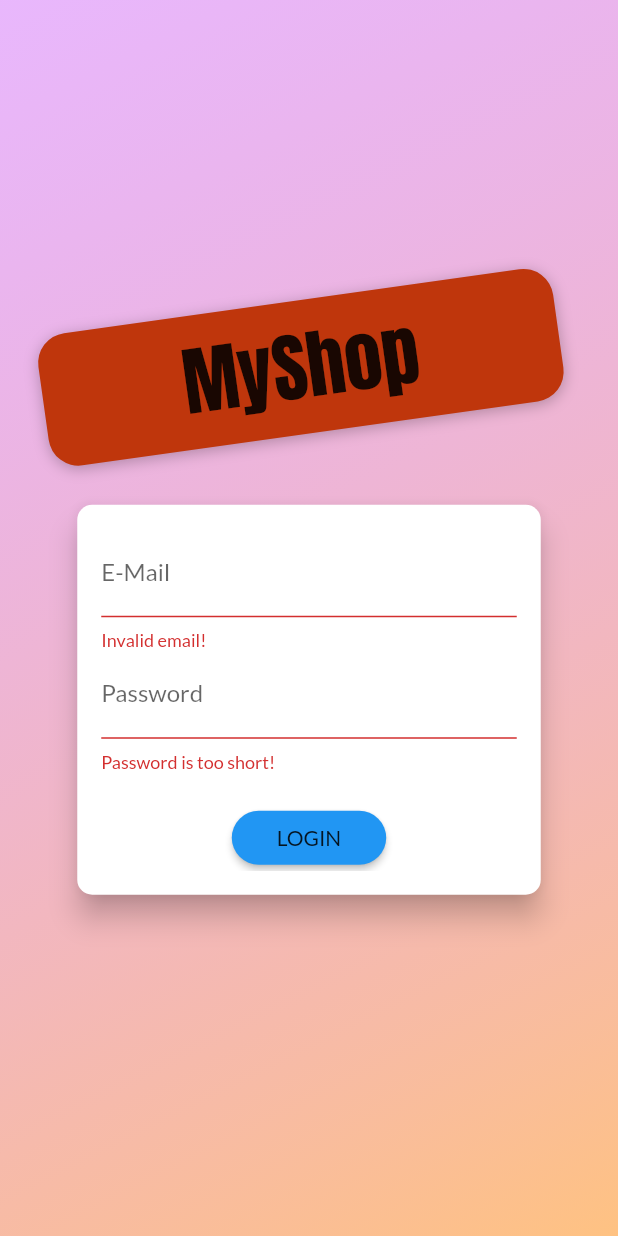
After one commit to sykienbmt/flutter_shop_app, a Flutter app: the screen it shows after launch, after a tap on "LOGIN", on a phone screen of 412 x 824 dp. The commit adds this screen. Run offline on Flutter 3.47's test engine with Material 2 defaults, Android fonts, the phone set to English and light mode, and no system bars; our stand-ins replace shared_preferences; accounts and stored records are empty.

Commit message:
login and auth with firebase

```diff
--- /dev/null
+++ b/lib/config/config.dart
@@ -0,0 +1,3 @@
+class Config{
+  static const String appName = '';
+}
--- a/lib/main.dart
+++ b/lib/main.dart
@@ -1,14 +1,17 @@
 import 'package:flutter/material.dart';
 import 'package:provider/provider.dart';
 import 'package:shop_app/providers/ProductsProvider.dart';
+import 'package:shop_app/providers/authProvider.dart';
 import 'package:shop_app/providers/cartProvider.dart';
 import 'package:shop_app/providers/ordersProvider.dart';
+import 'package:shop_app/screens/authScreen/auth_screen.dart';
 import 'package:shop_app/screens/cartScreen/cartScreen.dart';
 import 'package:shop_app/screens/editProductScreen/editProductScreen.dart';
 import 'package:shop_app/screens/orderScreen/orderScreen.dart';
 import 'package:shop_app/screens/productDetail/productDetail.dart';
 import 'package:shop_app/screens/productManager/productManagetScreen.dart';
 import 'package:shop_app/screens/productOverViewScreen/productOverViewScreen.dart';
+import 'package:shop_app/screens/splashScreen/splash_screen.dart';
 
 void main() {
   runApp(MyApp());
@@ -22,34 +25,59 @@ class MyApp extends StatelessWidget {
     return MultiProvider(
         providers: [
           ChangeNotifierProvider(
+            create: (ctx) => AuthProvider(),
+          ),
+          // ChangeNotifierProxyProvider<AuthProvider, ProductsProvider>(
+          //   create: (_) => ProductsProvider('', []),
+          //   update: (ctx, auth, previousProducts) => ProductsProvider(
+          //       auth.getToken!,
+          //       previousProducts == null ? [] : previousProducts.items),
+          // ),
+          ChangeNotifierProvider(
             create: (ctx) => ProductsProvider(),
           ),
           ChangeNotifierProvider(
             create: (ctx) => CartProvider(),
           ),
+          // ChangeNotifierProxyProvider<AuthProvider, OrdersProvider>(
+          //   create: (_) => OrdersProvider('', []),
+          //   update: (ctx, auth, previousOrders) => OrdersProvider(
+          //       auth.getToken!,
+          //       previousOrders == null ? [] : previousOrders.getOrders),
+          // ),
           ChangeNotifierProvider.value(
             value: OrdersProvider(),
           ),
         ],
-      child: MaterialApp(
+        child: Consumer<AuthProvider>(
+          builder: (context, authProvider, child) {
+            return MaterialApp(
               title: "My Shop",
               theme: ThemeData(
                 primaryColor: Colors.blue,
                 accentColor: Colors.orange,
                 fontFamily: "Lato",
               ),
-        // home: ProductOverViewScreen(),
-        initialRoute: '/',
+              home: authProvider.isAuth
+                  ? ProductOverViewScreen()
+                  : FutureBuilder(
+                      future: authProvider.tryAutoLogin(),
+                      builder: (ctx, authResultSnapshot) => authResultSnapshot.connectionState == ConnectionState.waiting ?
+                      SplashScreen():AuthScreen()),
+              // initialRoute: '/',
               routes: {
-          '/': ((context) => (ProductOverViewScreen())),
-          ProductDetail.routerName: (context) => (ProductDetail()),
-          CartScreen.routerName: (context) => (CartScreen()),
-          OrderScreen.routerName: (context) => (OrderScreen()),
-          ProductManagerScreen.routerName:(context) => ProductManagerScreen(),
-          EditProductScreen.routerName:(context)=>EditProductScreen(),
+                // '/': ((context) => (AuthScreen())),
+                // '/': ((context) => (ProductOverViewScreen())),
+                ProductDetail.routerName: (context) => (const ProductDetail()),
+                CartScreen.routerName: (context) => (const CartScreen()),
+                OrderScreen.routerName: (context) => (const OrderScreen()),
+                ProductManagerScreen.routerName: (context) =>
+                    const ProductManagerScreen(),
+                EditProductScreen.routerName: (context) => const EditProductScreen(),
               },
-      ),
             );
+          },
+        ));
   }
 }
 
--- /dev/null
+++ b/lib/providers/authProvider.dart
@@ -0,0 +1,142 @@
+import 'dart:async';
+import 'dart:convert';
+import 'dart:developer';
+
+import 'package:flutter/material.dart';
+import 'package:http/http.dart' as http;
+import 'package:shared_preferences/shared_preferences.dart';
+import 'package:shop_app/models/httpException.dart';
+
+class AuthProvider with ChangeNotifier {
+  static String? token;
+  DateTime? expiryDate;
+  static String? userId;
+  Timer? _authTimer;
+
+  bool get isAuth {
+    if (token == '') {
+      return false;
+    }
+    return token != null;
+  }
+
+  String? get getToken {
+    if (expiryDate != null &&
+        expiryDate!.isAfter(DateTime.now()) &&
+        token != null) {
+      return token!;
+    }
+
+    return null;
+  }
+
+  // static String? getTokenFromAuth(){
+  //   if(expiryDate !=null && expiryDate!.isAfter(DateTime.now()) && _token != null){
+  //     return _token!;
+  //   }
+
+  //   return null;
+  // }
+
+  Future<void> authenticate(
+      String email, String password, String urlSegment) async {
+    final url =
+        'https://identitytoolkit.googleapis.com/v1/accounts:$urlSegment?key=AIzaSyCMjwezUYrp6CFWwPv0fVilbq7UJ8domsY';
+
+    try {
+      final res = await http.post(Uri.parse(url),
+          body: json.encode({
+            "email": email,
+            "password": password,
+            'returnSecureToken': true
+          }));
+
+      final responseData = json.decode(res.body);
+      if (responseData['error'] != null) {
+        throw HttpException(responseData['error']['message']);
+      }
+      token = responseData['idToken'];
+      userId = responseData['localId'];
+      expiryDate = DateTime.now()
+          .add(Duration(seconds: int.parse(responseData['expiresIn'])));
+
+      notifyListeners();
+      // print(json.decode(res.body));
+      final local = await SharedPreferences.getInstance();
+      final userData = json.encode({
+        'token': responseData['idToken'],
+        'userId': responseData['localId'],
+        'expired': expiryDate!.toIso8601String()
+      });
+      local.setString('userData', userData);
+      // _autoLogout();
+    } catch (error) {
+      throw error;
+    }
+  }
+
+  // Future<bool> tryAutoLogin() async {
+  //   final local = await SharedPreferences.getInstance();
+  //   if (!local.containsKey('userData')) {
+  //     return false;
+  //   }
+  //   final extractedData =
+  //       json.decode(local.getString('userData')!) as Map<String, dynamic>;
+  //   final date = DateTime.parse(extractedData['expired']);
+  //   if (date.isAfter(DateTime.now())) {
+  //     return false;
+  //   }
+  //   token = extractedData['token'];
+  //   userId = extractedData['userId'];
+  //   expiryDate = date;
+  //   notifyListeners();
+  //   return true;
+  // }
+  Future<bool> tryAutoLogin() async {
+    final prefs = await SharedPreferences.getInstance();
+    if (!prefs.containsKey('userData')) {
+      return false;
+    }
+    final extractedUserData = json.decode(prefs.getString('userData')!) as Map<String, dynamic>;
+    final date = DateTime.parse(extractedUserData['expired']!);
+
+    if (date.isBefore(DateTime.now())) {
+      return false;
+    }
+    token = extractedUserData['token'];
+    userId = extractedUserData['userId'];
+    expiryDate = date;
+    notifyListeners();
+    // _autoLogout();
+    return true;
+  }
+
+  Future<void> signUp(String email, String password) async {
+    return authenticate(email, password, 'signUp');
+  }
+
+  Future<void> signIn(String email, String password) async {
+    return authenticate(email, password, 'signInWithPassword');
+  }
+
+  Future<void> logout() async{
+    token = '';
+    userId = '';
+    expiryDate = null;
+    if(_authTimer != null){
+      _authTimer!.cancel();
+      _authTimer=null;
+    }
+    final local= await SharedPreferences.getInstance();
+    local.clear();
+    notifyListeners();
+  }
+
+  void _autoLogout() {
+    if(_authTimer != null){
+      _authTimer!.cancel();
+    }
+    final timeToExpiry = expiryDate!.difference(DateTime.now()).inSeconds;
+    _authTimer=Timer(Duration(seconds: timeToExpiry), logout);
+  }
+}
--- a/lib/providers/product.dart
+++ b/lib/providers/product.dart
@@ -2,6 +2,7 @@ import 'dart:convert';
 
 import 'package:flutter/material.dart';
 import 'package:http/http.dart' as http;
+import 'package:shop_app/providers/authProvider.dart';
 
 class Product with ChangeNotifier {
   final String id;
@@ -20,12 +21,12 @@ class Product with ChangeNotifier {
     this.isFavorite = false,
   });
 
-  Future<void> changeStatus() async {
+  Future<void> changeStatus(String token) async {
     final oldStatus = isFavorite;
     isFavorite = !isFavorite;
     notifyListeners();
     final url =
-        'https://flutter-crud-31d86-default-rtdb.firebaseio.com/products/${id}.json';
+        'https://flutter-crud-31d86-default-rtdb.firebaseio.com/userFavorites/${AuthProvider.userId}/$id.json?auth=$token';
 
     try {
       http.patch(Uri.parse(url),
--- /dev/null
+++ b/lib/screens/authScreen/auth_screen.dart
@@ -0,0 +1,265 @@
+import 'dart:math';
+
+import 'package:flutter/material.dart';
+import 'package:provider/provider.dart';
+import 'package:shop_app/models/httpException.dart';
+import 'package:shop_app/providers/authProvider.dart';
+
+enum AuthMode { Signup, Login }
+
+class AuthScreen extends StatelessWidget {
+  static const routeName = '/auth';
+
+  @override
+  Widget build(BuildContext context) {
+    final deviceSize = MediaQuery.of(context).size;
+    // final transformConfig = Matrix4.rotationZ(-8 * pi / 180);
+    // transformConfig.translate(-10.0);
+    return Scaffold(
+      // resizeToAvoidBottomInset: false,
+      body: Stack(
+        children: <Widget>[
+          Container(
+            decoration: BoxDecoration(
+              gradient: LinearGradient(
+                colors: [
+                  Color.fromRGBO(215, 117, 255, 1).withOpacity(0.5),
+                  Color.fromRGBO(255, 188, 117, 1).withOpacity(0.9),
+                ],
+                begin: Alignment.topLeft,
+                end: Alignment.bottomRight,
+                stops: [0, 1],
+              ),
+            ),
+          ),
+          SingleChildScrollView(
+            child: Container(
+              height: deviceSize.height,
+              width: deviceSize.width,
+              child: Column(
+                mainAxisAlignment: MainAxisAlignment.center,
+                crossAxisAlignment: CrossAxisAlignment.center,
+                children: <Widget>[
+                  Flexible(
+                    child: Container(
+                      margin: EdgeInsets.only(bottom: 20.0),
+                      padding:
+                          EdgeInsets.symmetric(vertical: 8.0, horizontal: 94.0),
+                      transform: Matrix4.rotationZ(-8 * pi / 180)
+                        ..translate(-10.0),
+                      // ..translate(-10.0),
+                      decoration: BoxDecoration(
+                        borderRadius: BorderRadius.circular(20),
+                        color: Colors.deepOrange.shade900,
+                        boxShadow: [
+                          BoxShadow(
+                            blurRadius: 8,
+                            color: Colors.black26,
+                            offset: Offset(0, 2),
+                          )
+                        ],
+                      ),
+                      child: Text(
+                        'MyShop',
+                        style: TextStyle(
+                          // color: Theme.of(context).accentTextTheme.title.color,
+                          fontSize: 50,
+                          fontFamily: 'Anton',
+                          fontWeight: FontWeight.normal,
+                        ),
+                      ),
+                    ),
+                  ),
+                  Flexible(
+                    flex: deviceSize.width > 600 ? 2 : 1,
+                    child: AuthCard(),
+                  ),
+                ],
+              ),
+            ),
+          ),
+        ],
+      ),
+    );
+  }
+}
+
+class AuthCard extends StatefulWidget {
+  const AuthCard({Key? key}) : super(key: key);
+  @override
+  _AuthCardState createState() => _AuthCardState();
+}
+
+class _AuthCardState extends State<AuthCard> {
+  final GlobalKey<FormState> _formKey = GlobalKey();
+  AuthMode _authMode = AuthMode.Login;
+  Map<String, String> _authData = {
+    'email': '',
+    'password': '',
+  };
+  var _isLoading = false;
+  final _passwordController = TextEditingController();
+
+
+  void _showErrorDialog(String message) {
+    showDialog(
+      context: context,
+      builder: (ctx) => AlertDialog(
+            title: Text('An Error Occurred!'),
+            content: Text(message),
+            actions: <Widget>[
+              FlatButton(
+                child: Text('Okay'),
+                onPressed: () {
+                  Navigator.of(ctx).pop();
+                },
+              )
+            ],
+          ),
+    );
+  }
+
+  Future<void> _submit() async {
+    if (!_formKey.currentState!.validate()) {
+      // Invalid!
+      return;
+    }
+    _formKey.currentState!.save();
+    setState(() {
+      _isLoading = true;
+    });
+    try {
+      if (_authMode == AuthMode.Login) {
+        await Provider.of<AuthProvider>(context, listen: false)
+            .signIn(_authData['email']!, _authData['password']!);
+      } else {
+        await Provider.of<AuthProvider>(context, listen: false)
+            .signUp(_authData['email']!, _authData['password']!);
+      }
+    } on HttpException catch (error) {
+      var errorMessage = 'Authentication failed';
+      if (error.toString().contains('EMAIL_EXISTS')) {
+        errorMessage = 'This email address is already in use.';
+      } else if (error.toString().contains('INVALID_EMAIL')) {
+        errorMessage = 'This is not a valid email address';
+      } else if (error.toString().contains('WEAK_PASSWORD')) {
+        errorMessage = 'This password is too weak.';
+      } else if (error.toString().contains('EMAIL_NOT_FOUND')) {
+        errorMessage = 'Could not find a user with that email.';
+      } else if (error.toString().contains('INVALID_PASSWORD')) {
+        errorMessage = 'Invalid password.';
+      }
+      _showErrorDialog(errorMessage);
+    } catch (error) {
+      var errMess = 'Could not authenticate';
+      _showErrorDialog(errMess);
+    }
+    setState(() {
+      _isLoading = false;
+    });
+  }
+
+  void _switchAuthMode() {
+    if (_authMode == AuthMode.Login) {
+      setState(() {
+        _authMode = AuthMode.Signup;
+      });
+    } else {
+      setState(() {
+        _authMode = AuthMode.Login;
+      });
+    }
+  }
+
+  @override
+  Widget build(BuildContext context) {
+    final deviceSize = MediaQuery.of(context).size;
+    return Card(
+      shape: RoundedRectangleBorder(
+        borderRadius: BorderRadius.circular(10.0),
+      ),
+      elevation: 8.0,
+      child: Container(
+        height: _authMode == AuthMode.Signup ? 320 : 260,
+        constraints:
+            BoxConstraints(minHeight: _authMode == AuthMode.Signup ? 320 : 260),
+        width: deviceSize.width * 0.75,
+        padding: EdgeInsets.all(16.0),
+        child: Form(
+          key: _formKey,
+          child: SingleChildScrollView(
+            child: Column(
+              children: <Widget>[
+                TextFormField(
+                  decoration: InputDecoration(labelText: 'E-Mail'),
+                  keyboardType: TextInputType.emailAddress,
+                  validator: (value) {
+                    if (value!.isEmpty || !value.contains('@')) {
+                      return 'Invalid email!';
+                    }
+                    return null;
+                  },
+                  onSaved: (value) {
+                    _authData['email'] = value!;
+                  },
+                ),
+                TextFormField(
+                  decoration: InputDecoration(labelText: 'Password'),
+                  obscureText: true,
+                  controller: _passwordController,
+                  validator: (value) {
+                    if (value!.isEmpty || value.length < 5) {
+                      return 'Password is too short!';
+                    }
+                  },
+                  onSaved: (value) {
+                    _authData['password'] = value!;
+                  },
+                ),
+                if (_authMode == AuthMode.Signup)
+                  TextFormField(
+                    enabled: _authMode == AuthMode.Signup,
+                    decoration: InputDecoration(labelText: 'Confirm Password'),
+                    obscureText: true,
+                    validator: _authMode == AuthMode.Signup
+                        ? (value) {
+                            if (value != _passwordController.text) {
+                              return 'Passwords do not match!';
+                            }
+                          }
+                        : null,
+                  ),
+                SizedBox(
+                  height: 20,
+                ),
+                if (_isLoading)
+                  CircularProgressIndicator()
+                else
+                  RaisedButton(
+                    child:
+                        Text(_authMode == AuthMode.Login ? 'LOGIN' : 'SIGN UP'),
+                    onPressed: _submit,
+                    shape: RoundedRectangleBorder(
+                      borderRadius: BorderRadius.circular(30),
+                    ),
+                    padding:
+                        EdgeInsets.symmetric(horizontal: 30.0, vertical: 8.0),
+                    color: Theme.of(context).primaryColor,
+                    // textColor: Theme.of(context).primaryTextTheme.button.color,
+                  ),
+                FlatButton(
+                  child: Text(
+                      '${_authMode == AuthMode.Login ? 'SIGNUP' : 'LOGIN'} INSTEAD'),
+                  onPressed: _switchAuthMode,
+                  padding: EdgeInsets.symmetric(horizontal: 30.0, vertical: 4),
+                  materialTapTargetSize: MaterialTapTargetSize.shrinkWrap,
+                  textColor: Theme.of(context).primaryColor,
+                ),
+              ],
+            ),
+          ),
+        ),
+      ),
+    );
+  }
+}
--- /dev/null
+++ b/lib/screens/splashScreen/splash_screen.dart
@@ -0,0 +1,12 @@
+import 'package:flutter/material.dart';
+
+class SplashScreen extends StatelessWidget {
+  @override
+  Widget build(BuildContext context) {
+    return Scaffold(
+      body: Center(
+        child: Text('Loading...'),
+      ),
+    );
+  }
+}
--- a/lib/widgets/productItem.dart
+++ b/lib/widgets/productItem.dart
@@ -1,5 +1,6 @@
 import 'package:flutter/material.dart';
 import 'package:provider/provider.dart';
+import 'package:shop_app/providers/authProvider.dart';
 import 'package:shop_app/providers/cartProvider.dart';
 import 'package:shop_app/providers/product.dart';
 import 'package:shop_app/screens/productDetail/productDetail.dart';
@@ -12,6 +13,8 @@ class ProductItem extends StatelessWidget {
 
     final product = Provider.of<Product>(context);
     final cartProvider = Provider.of<CartProvider>(context);
+    final authProvider = Provider.of<AuthProvider>(context);
+
 
     final snackBar = SnackBar(
       content: const Text('Add to Cart done!'),
@@ -40,7 +43,7 @@ class ProductItem extends StatelessWidget {
             icon: Icon(product.isFavorite? Icons.favorite: Icons.favorite_border),
             color: Theme.of(context).accentColor,
             onPressed: () {
-              product.changeStatus();
+              product.changeStatus(authProvider.getToken!);
             },
           ),
           title: Text(
--- a/pubspec.yaml
+++ b/pubspec.yaml
@@ -18,7 +18,7 @@ publish_to: 'none' # Remove this line if you wish to publish to pub.dev
 version: 1.0.0+1
 
 environment:
-  sdk: ">=2.16.2 <3.0.0"
+  sdk: '>=2.16.2 <3.0.0'
 
 # Dependencies specify other packages that your package needs in order to work.
 # To automatically upgrade your package dependencies to the latest versions
@@ -37,6 +37,7 @@ dependencies:
   provider: ^6.0.3
   intl: ^0.17.0
   http: ^0.13.4
+  shared_preferences: ^2.0.15
 
 dev_dependencies:
   flutter_test:
```
Also changed, not shown: lib/providers/ProductsProvider.dart (+15 -8 lines), lib/providers/ordersProvider.dart (+9 -3 lines), lib/widgets/appDrawer.dart (+12 -0 lines), pubspec.lock. Lines whose indentation alone changed are shown as unchanged.
